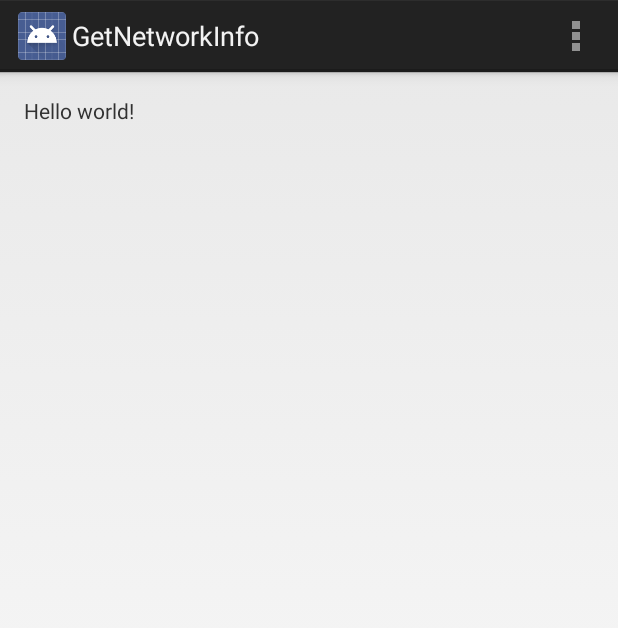
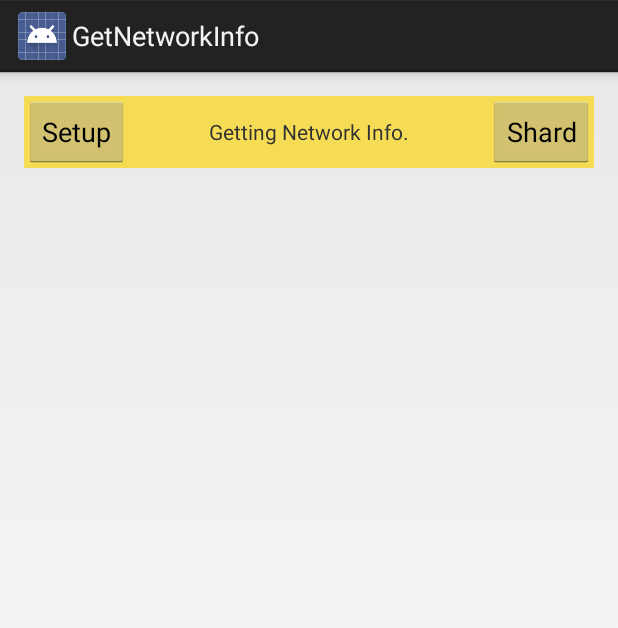
Before and after one commit to ezcocoa/Get-Network-Info-for-Android, an Android app: the screen it shows after launch (MainActivity), on a phone screen of 412 x 824 dp. Shown: the top 628 px of the screen. Run offline under Robolectric (Android 15) with nearby library versions, the phone set to English and light mode, and no system bars.

Commit message:
Structured some UI-Components

```diff
--- a/GetNetworkInfo/src/main/java/com/example/getnetworkinfo/MainActivity.java
+++ b/GetNetworkInfo/src/main/java/com/example/getnetworkinfo/MainActivity.java
@@ -1,23 +1,84 @@
 package com.example.getnetworkinfo;
 
+import android.app.Activity;
 import android.os.Bundle;
-import android.app.Activity;
 import android.view.Menu;
+import android.view.View;
+import android.widget.TextView;
+
+import com.example.getnetworkinfo.util.NetworkUtils;
 
 public class MainActivity extends Activity {
 
+    private boolean _isRunningThread = false;
+
+    private TextView _ipAddressTv;
     @Override
     protected void onCreate(Bundle savedInstanceState) {
         super.onCreate(savedInstanceState);
         setContentView(R.layout.activity_main);
+        _ipAddressTv = (TextView)findViewById(R.id.ipAddressTv);
     }
 
+    @Override
+    public void onResume() {
+        super.onResume();
+        // Check Network whether Wifi is connected or else.
+        // If Network is connected, it gets network information.
+        //
+        if (_isRunningThread == false) {
+            _isRunningThread = true;
+            new Thread(new Runnable() {
+                @Override
+                public void run() {
+                    if (_isRunningThread == false) return;
+
+                    try {
+                        Thread.sleep(5000);
+                    } catch (InterruptedException e) {
+                        e.printStackTrace();
+                    }
+
+                    //
+                    // Update UI
+                    //
+                    runOnUiThread(new Runnable() {
+                        @Override
+                        public void run() {
+                            _ipAddressTv.setText("IP Address : " + NetworkUtils.getIPAddress(true));
+                        }
+                    });
+                }
+            }).start();
+        }
+    }
+
+    @Override
+    public void onPause() {
+        super.onPause();
+        _isRunningThread = false;
+    }
+
+    @Override
+    public void onBackPressed() {
+    }
 
     @Override
     public boolean onCreateOptionsMenu(Menu menu) {
-        // Inflate the menu; this adds items to the action bar if it is present.
-        getMenuInflater().inflate(R.menu.main, menu);
-        return true;
+        // Not used.
+        return false;
     }
 
+    /**
+     * It calls when you click any button.
+     * @param v
+     */
+    public void onAction(View v) {
+        switch (v.getId()) {
+            case R.id.setupBtn:
+                return;
+            case R.id.sharedBtn:
+                return;
+        }
+    }
 }
--- a/GetNetworkInfo/src/main/res/layout/activity_main.xml
+++ b/GetNetworkInfo/src/main/res/layout/activity_main.xml
@@ -7,10 +7,44 @@
     android:paddingTop="@dimen/activity_vertical_margin"
     android:paddingBottom="@dimen/activity_vertical_margin"
     tools:context=".MainActivity">
+    <RelativeLayout
+        android:id="@+id/navigation"
+        android:layout_width="fill_parent"
+        android:layout_height="wrap_content"
+        android:background="#f6dc54">
 
-    <TextView
-        android:layout_width="wrap_content"
-        android:layout_height="wrap_content"
-        android:text="@string/hello_world" />
+        <Button
+            android:id="@+id/setupBtn"
+            android:layout_width="wrap_content"
+            android:layout_height="wrap_content"
+            android:text="Setup"
+            android:onClick="onAction"/>
+        <Button
+            android:id="@+id/sharedBtn"
+            android:layout_width="wrap_content"
+            android:layout_height="wrap_content"
+            android:layout_alignParentRight="true"
+            android:text="Shard"
+            android:onClick="onAction"/>
 
+        <TextView
+                android:layout_width="fill_parent"
+                android:layout_height="wrap_content"
+                android:text="Getting Network Info."
+                android:layout_centerVertical="true"
+                android:gravity="center"
+                />
+    </RelativeLayout>
+
+    <LinearLayout
+            android:layout_width="fill_parent"
+            android:layout_height="wrap_content"
+            android:orientation="vertical"
+            android:layout_above="@+id/navigation">
+        <!--Get IP Address on you connected.-->
+        <TextView
+            android:id="@+id/ipAddressTv"
+            android:layout_width="fill_parent"
+            android:layout_height="wrap_content"/>
+    </LinearLayout>
 </RelativeLayout>
```
Also changed, not shown: GetNetworkInfo/src/main/java/com/example/getnetworkinfo/util/NetworkUtils.java (added, +148 -0 lines), 8 other files.
